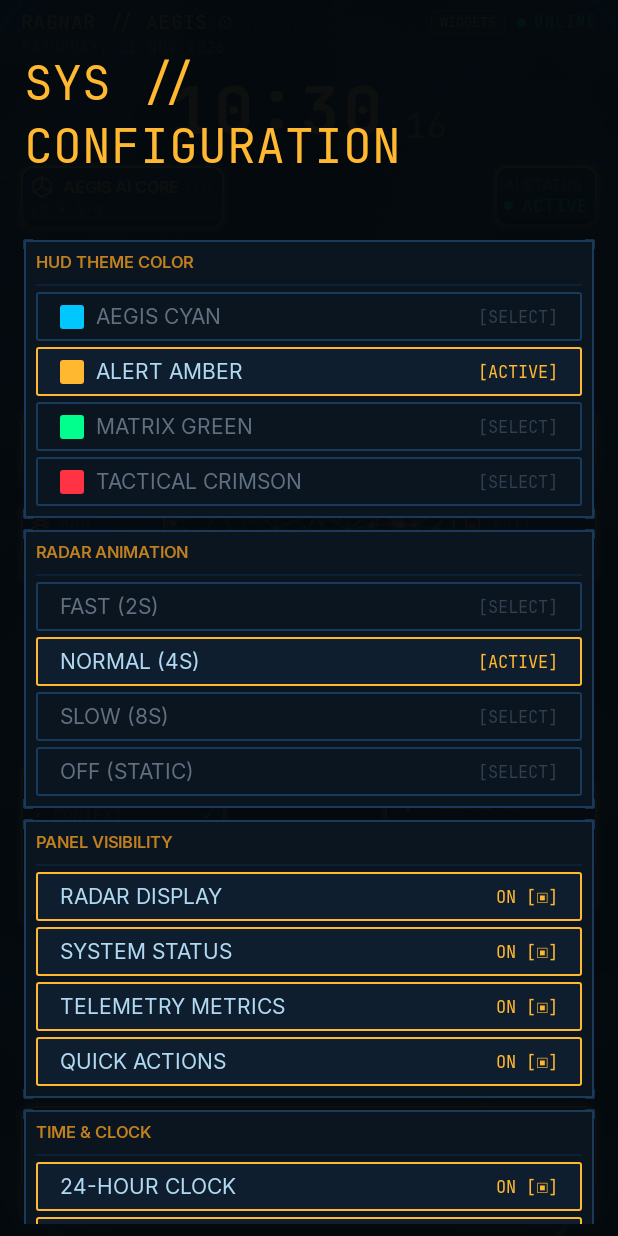
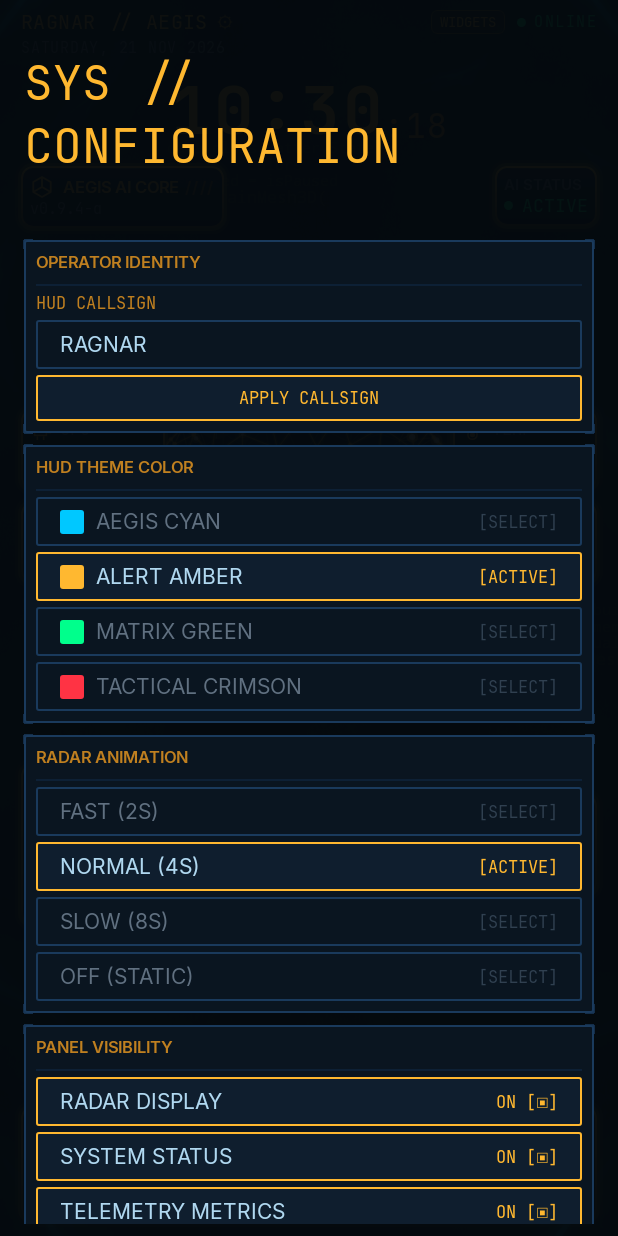
Before and after one commit to shubhash-singh/Aegis-HUD, an Android app built with Jetpack Compose: the screen it shows after launch (MainActivity), after a tap on "ALERT AMBER", on a phone screen of 412 x 824 dp. Run offline under Robolectric (Android 15) with nearby library versions, the phone set to English and light mode, and no system bars; 3 other taps on this screen came first.

Commit message:
Fix HUD telemetry and configurable callsign

```diff
--- a/app/src/main/kotlin/dev/ragnar/aegis/data/settings/DataStorePreferencesRepository.kt
+++ b/app/src/main/kotlin/dev/ragnar/aegis/data/settings/DataStorePreferencesRepository.kt
@@ -14,6 +14,7 @@ import dev.ragnar.aegis.domain.apps.AppSortOrder
 import dev.ragnar.aegis.domain.settings.AccentColor
 import dev.ragnar.aegis.domain.settings.AnimationSpeed
 import dev.ragnar.aegis.domain.settings.UserPreferences
+import dev.ragnar.aegis.domain.settings.normalizeOperatorName
 import kotlinx.coroutines.flow.Flow
 import kotlinx.coroutines.flow.catch
 import kotlinx.coroutines.flow.map
@@ -29,6 +30,7 @@ class DataStorePreferencesRepository(
 ) : PreferencesRepository {
 
     private object PreferencesKeys {
+        val OPERATOR_NAME = stringPreferencesKey("operator_name")
         val ACCENT_COLOR = stringPreferencesKey("accent_color")
         val ANIMATION_SPEED = stringPreferencesKey("animation_speed")
         val SHOW_RADAR = booleanPreferencesKey("show_radar")
@@ -58,6 +60,12 @@ class DataStorePreferencesRepository(
         .map { preferences ->
             mapUserPreferences(preferences)
         }
+
+    override suspend fun setOperatorName(name: String) {
+        context.dataStore.edit { preferences ->
+            preferences[PreferencesKeys.OPERATOR_NAME] = normalizeOperatorName(name)
+        }
+    }
 
     override suspend fun setAccentColor(accentColor: AccentColor) {
         context.dataStore.edit { preferences ->
@@ -201,6 +209,7 @@ class DataStorePreferencesRepository(
         val enabledRules = preferences[PreferencesKeys.ENABLED_CONTEXT_RULES]
             ?: dev.ragnar.aegis.domain.context.StandardContextRules.DEFAULT_ENABLED_IDS
         return UserPreferences(
+            operatorName = normalizeOperatorName(preferences[PreferencesKeys.OPERATOR_NAME].orEmpty()),
             accentColor = AccentColor.fromId(accentId),
             animationSpeed = AnimationSpeed.fromId(speedId),
             showRadar = preferences[PreferencesKeys.SHOW_RADAR] ?: true,
--- a/app/src/main/kotlin/dev/ragnar/aegis/data/settings/PreferencesRepository.kt
+++ b/app/src/main/kotlin/dev/ragnar/aegis/data/settings/PreferencesRepository.kt
@@ -12,6 +12,7 @@ import kotlinx.coroutines.flow.Flow
 interface PreferencesRepository {
     val userPreferences: Flow<UserPreferences>
 
+    suspend fun setOperatorName(name: String)
     suspend fun setAccentColor(accentColor: AccentColor)
     suspend fun setAnimationSpeed(speed: AnimationSpeed)
     suspend fun setShowRadar(show: Boolean)
--- a/app/src/main/kotlin/dev/ragnar/aegis/data/telemetry/AndroidSystemInfoRepository.kt
+++ b/app/src/main/kotlin/dev/ragnar/aegis/data/telemetry/AndroidSystemInfoRepository.kt
@@ -4,13 +4,17 @@ import android.app.ActivityManager
 import android.content.Context
 import android.content.pm.PackageManager
 import android.os.Environment
+import android.os.Process
 import android.os.StatFs
+import android.os.SystemClock
 import android.speech.SpeechRecognizer
 import dev.ragnar.aegis.domain.telemetry.IntelligenceState
 import dev.ragnar.aegis.domain.telemetry.SystemPerformanceState
 import kotlinx.coroutines.delay
 import kotlinx.coroutines.flow.Flow
 import kotlinx.coroutines.flow.flow
+import kotlinx.coroutines.flow.flowOn
+import kotlinx.coroutines.Dispatchers
 import java.io.RandomAccessFile
 
 /**
@@ -25,6 +29,8 @@ class AndroidSystemInfoRepository(
     override fun observeSystemPerformance(): Flow<SystemPerformanceState> = flow {
         var prevTotal: Long? = null
         var prevIdle: Long? = null
+        var prevProcessCpuMillis: Long? = null
+        var prevWallMillis: Long? = null
 
         while (true) {
             // 1. Memory
@@ -53,9 +59,7 @@ class AndroidSystemInfoRepository(
             // 3. CPU utilization
             var cpuPercent: Int? = null
             try {
-                val statFile = RandomAccessFile("/proc/stat", "r")
-                val loadLine = statFile.readLine()
-                statFile.close()
+                val loadLine = RandomAccessFile("/proc/stat", "r").use { it.readLine() }
                 if (loadLine != null && loadLine.startsWith("cpu ")) {
                     val tokens = loadLine.split("\\s+".toRegex()).drop(1)
                     if (tokens.size >= 7) {
@@ -82,9 +86,26 @@ class AndroidSystemInfoRepository(
                     }
                 }
             } catch (_: Exception) {
-                // /proc/stat access denied on Android 8+ due to SELinux policy
-                // Per DEC-009, leave null ("---") rather than fabricating numbers
-                cpuPercent = null
+                // Some Android builds restrict /proc/stat. Fall through to a real process-level sample.
+            }
+
+            if (cpuPercent == null) {
+                // This is the launcher process's actual CPU time, not a simulated system value. It keeps
+                // the CPU HUD informative on devices that deny access to system-wide /proc statistics.
+                val processCpuMillis = Process.getElapsedCpuTime()
+                val wallMillis = SystemClock.elapsedRealtime()
+                val previousCpu = prevProcessCpuMillis
+                val previousWall = prevWallMillis
+                if (previousCpu != null && previousWall != null) {
+                    val elapsedWall = wallMillis - previousWall
+                    if (elapsedWall > 0L) {
+                        cpuPercent = (((processCpuMillis - previousCpu) * 100L) / elapsedWall)
+                            .toInt()
+                            .coerceIn(0, 100)
+                    }
+                }
+                prevProcessCpuMillis = processCpuMillis
+                prevWallMillis = wallMillis
             }
 
             emit(
@@ -99,7 +120,7 @@ class AndroidSystemInfoRepository(
 
             delay(2500)
         }
-    }
+    }.flowOn(Dispatchers.IO)
 
     override fun getIntelligenceState(): IntelligenceState {
         val hasVoice = try {
--- a/app/src/main/kotlin/dev/ragnar/aegis/domain/settings/UserPreferences.kt
+++ b/app/src/main/kotlin/dev/ragnar/aegis/domain/settings/UserPreferences.kt
@@ -68,6 +68,7 @@ enum class AnimationSpeed(
  * Immutable user configuration snapshot for the AEGIS HUD launcher.
  */
 data class UserPreferences(
+    val operatorName: String = DEFAULT_OPERATOR_NAME,
     val accentColor: AccentColor = AccentColor.Cyan,
     val animationSpeed: AnimationSpeed = AnimationSpeed.Normal,
     val showRadar: Boolean = true,
@@ -85,3 +86,15 @@ data class UserPreferences(
     val swipeDownEnabled: Boolean = true,
     val longPressEnabled: Boolean = true,
 )
+
+const val DEFAULT_OPERATOR_NAME = "RAGNAR"
+
+/** Keeps the callsign legible in the compact HUD and makes an empty name safely recoverable. */
+fun normalizeOperatorName(value: String): String {
+    return value
+        .trim()
+        .filter { it.isLetterOrDigit() || it == ' ' || it == '-' || it == '_' }
+        .take(18)
+        .uppercase()
+        .ifBlank { DEFAULT_OPERATOR_NAME }
+}
--- a/app/src/main/kotlin/dev/ragnar/aegis/ui/home/HomeScreen.kt
+++ b/app/src/main/kotlin/dev/ragnar/aegis/ui/home/HomeScreen.kt
@@ -329,6 +329,7 @@ fun HomeScreen(
                 Column {
                     TopBar(
                         clockState = clockState,
+                        operatorName = preferences.operatorName,
                         showSeconds = preferences.showClockSeconds,
                         onSettingsClick = { isSettingsVisible = true },
                         onWidgetDeckClick = { widgetHostViewModel.toggleDeck(true) },
@@ -394,7 +395,6 @@ fun HomeScreen(
                         FloatingTelemetryPanel(
                             batteryTemperatureLabel = telemetryState.batteryTemperatureLabel,
                             uptimeFormatted = telemetryState.uptimeFormatted,
-                            batteryVoltageMv = telemetryState.battery.voltageMv,
                         )
                     }
                 }
@@ -458,6 +458,7 @@ fun HomeScreen(
         if (isSettingsVisible) {
             SettingsSheet(
                 preferences = preferences,
+                onOperatorNameChange = settingsViewModel::setOperatorName,
                 onAccentColorChange = settingsViewModel::setAccentColor,
                 onAnimationSpeedChange = settingsViewModel::setAnimationSpeed,
                 onToggleRadar = settingsViewModel::setShowRadar,
--- a/app/src/main/kotlin/dev/ragnar/aegis/ui/home/TopBar.kt
+++ b/app/src/main/kotlin/dev/ragnar/aegis/ui/home/TopBar.kt
@@ -30,13 +30,14 @@ import dev.ragnar.aegis.ui.theme.AegisTheme
 /**
  * Top bar header zone matching the reference design:
  *
- * Line 1: RAGNAR // AEGIS (left)          ● ONLINE (right)
+ * Line 1: [callsign] // AEGIS (left)      ● ONLINE (right)
  * Line 2: SATURDAY, 21 NOV 2026 (left)
  * Line 3:               22:20:18 (centered prominent digital clock)
  */
 @Composable
 fun TopBar(
     clockState: ClockState,
+    operatorName: String = "RAGNAR",
     modifier: Modifier = Modifier,
     showSeconds: Boolean = true,
     onSettingsClick: (() -> Unit)? = null,
@@ -52,7 +53,7 @@ fun TopBar(
             .fillMaxWidth()
             .semantics { contentDescription = "HUD Top Bar" },
     ) {
-        // Line 1: RAGNAR // AEGIS on left, ● ONLINE on right
+        // Line 1: configurable callsign on left, ● ONLINE on right
         Row(
             modifier = Modifier.fillMaxWidth(),
             horizontalArrangement = Arrangement.SpaceBetween,
@@ -67,7 +68,7 @@ fun TopBar(
                 } else Modifier,
             ) {
                 Text(
-                    text = "RAGNAR // AEGIS",
+                    text = "$operatorName // AEGIS",
                     style = typography.telemetry.copy(fontSize = 13.sp, letterSpacing = 1.sp),
                     color = colors.cyan,
                 )
--- a/app/src/main/kotlin/dev/ragnar/aegis/ui/home/panels/FloatingSystemStatusPanel.kt
+++ b/app/src/main/kotlin/dev/ragnar/aegis/ui/home/panels/FloatingSystemStatusPanel.kt
@@ -29,7 +29,7 @@ import dev.ragnar.aegis.ui.theme.AegisTheme
  * [StackIcon] SYSTEM STATUS
  * ───────────────────────────────────────
  * ● NETWORK           │ ● STORAGE
- * WIFI                │ ONLINE
+ * WIFI                │ 42.3/128 GB
  * 0kb/s↓ 0kb/s↑       │
  */
 @Composable
@@ -112,9 +112,9 @@ fun FloatingSystemStatusPanel(
                 }
                 Spacer(modifier = Modifier.height(2.dp))
                 Text(
-                    text = "ONLINE",
+                    text = storageStatusLabel,
                     style = typography.telemetry.copy(fontSize = 12.sp),
-                    color = green,
+                    color = if (storageStatusLabel == "---") colors.textMuted else green,
                 )
             }
         }
--- a/app/src/main/kotlin/dev/ragnar/aegis/ui/home/panels/FloatingTelemetryPanel.kt
+++ b/app/src/main/kotlin/dev/ragnar/aegis/ui/home/panels/FloatingTelemetryPanel.kt
@@ -15,7 +15,6 @@ import androidx.compose.ui.unit.sp
 import dev.ragnar.aegis.ui.components.HudBatteryIcon
 import dev.ragnar.aegis.ui.components.HudClockIcon
 import dev.ragnar.aegis.ui.components.HudTelemetryIcon
-import dev.ragnar.aegis.ui.components.HudVoltageIcon
 import dev.ragnar.aegis.ui.theme.AegisTheme
 
 /**
@@ -25,13 +24,11 @@ import dev.ragnar.aegis.ui.theme.AegisTheme
  * [WaveIcon] TELEMETRY
  * [BattIcon]  BATT TEMP   37.0°C
  * [ClockIcon] UPTIME      2H 49M
- * [VoltIcon]  VOLTAGE     3.88V
  */
 @Composable
 fun FloatingTelemetryPanel(
     batteryTemperatureLabel: String,
     uptimeFormatted: String,
-    batteryVoltageMv: Int?,
     modifier: Modifier = Modifier,
 ) {
     val panelWidth = 125.dp
@@ -55,14 +52,6 @@ fun FloatingTelemetryPanel(
                 icon = { HudClockIcon(modifier = Modifier.width(12.dp)) },
                 label = "UPTIME",
                 value = uptimeFormatted,
-            )
-            val voltStr = batteryVoltageMv?.let {
-                "%.2fV".format(it / 1000f)
-            } ?: "---"
-            TelemetryItem(
-                icon = { HudVoltageIcon(modifier = Modifier.width(12.dp)) },
-                label = "VOLTAGE",
-                value = voltStr,
             )
         }
     }
--- a/app/src/main/kotlin/dev/ragnar/aegis/ui/settings/SettingsSheet.kt
+++ b/app/src/main/kotlin/dev/ragnar/aegis/ui/settings/SettingsSheet.kt
@@ -18,14 +18,23 @@ import androidx.compose.foundation.layout.width
 import androidx.compose.foundation.layout.windowInsetsPadding
 import androidx.compose.foundation.rememberScrollState
 import androidx.compose.foundation.shape.RoundedCornerShape
+import androidx.compose.foundation.text.BasicTextField
+import androidx.compose.foundation.text.KeyboardActions
+import androidx.compose.foundation.text.KeyboardOptions
 import androidx.compose.foundation.verticalScroll
 import androidx.compose.material3.Text
 import androidx.compose.runtime.Composable
+import androidx.compose.runtime.getValue
+import androidx.compose.runtime.mutableStateOf
+import androidx.compose.runtime.remember
+import androidx.compose.runtime.setValue
 import androidx.compose.ui.Alignment
 import androidx.compose.ui.Modifier
 import androidx.compose.ui.graphics.Color
 import androidx.compose.ui.semantics.contentDescription
 import androidx.compose.ui.semantics.semantics
+import androidx.compose.ui.text.input.ImeAction
+import androidx.compose.ui.text.input.KeyboardCapitalization
 import androidx.compose.ui.text.style.TextAlign
 import dev.ragnar.aegis.domain.apps.AppSortOrder
 import dev.ragnar.aegis.domain.settings.AccentColor
@@ -40,6 +49,7 @@ import dev.ragnar.aegis.ui.theme.AegisTheme
 @Composable
 fun SettingsSheet(
     preferences: UserPreferences,
+    onOperatorNameChange: (String) -> Unit = {},
     onAccentColorChange: (AccentColor) -> Unit,
     onAnimationSpeedChange: (AnimationSpeed) -> Unit,
     onToggleRadar: (Boolean) -> Unit,
@@ -67,6 +77,7 @@ fun SettingsSheet(
     val colors = AegisTheme.colors
     val typography = AegisTheme.typography
     val spacing = AegisTheme.spacing
+    var callsignDraft by remember(preferences.operatorName) { mutableStateOf(preferences.operatorName) }
 
     Box(
         modifier = modifier
@@ -110,7 +121,52 @@ fun SettingsSheet(
 
             Spacer(modifier = Modifier.height(spacing.md))
 
-            // 1. Accent Color
+            // 1. Operator Identity
+            HudPanel(title = "Operator Identity") {
+                Column(verticalArrangement = Arrangement.spacedBy(spacing.xs)) {
+                    Text(
+                        text = "HUD CALLSIGN",
+                        style = typography.telemetryLabel,
+                        color = colors.cyanDim,
+                    )
+                    BasicTextField(
+                        value = callsignDraft,
+                        onValueChange = { callsignDraft = it.take(18) },
+                        modifier = Modifier
+                            .fillMaxWidth()
+                            .background(colors.surface, RoundedCornerShape(spacing.panelCornerRadius))
+                            .border(spacing.panelBorderWidth, colors.border, RoundedCornerShape(spacing.panelCornerRadius))
+                            .padding(horizontal = spacing.md, vertical = spacing.sm)
+                            .semantics { contentDescription = "HUD callsign" },
+                        singleLine = true,
+                        textStyle = typography.body.copy(color = colors.textPrimary),
+                        keyboardOptions = KeyboardOptions(
+                            capitalization = KeyboardCapitalization.Characters,
+                            imeAction = ImeAction.Done,
+                        ),
+                        keyboardActions = KeyboardActions(onDone = { onOperatorNameChange(callsignDraft) }),
+                    )
+                    Box(
+                        modifier = Modifier
+                            .fillMaxWidth()
+                            .background(colors.surfaceElevated, RoundedCornerShape(spacing.panelCornerRadius))
+                            .border(spacing.panelBorderWidth, colors.borderActive, RoundedCornerShape(spacing.panelCornerRadius))
+                            .clickable { onOperatorNameChange(callsignDraft) }
+                            .padding(vertical = spacing.sm),
+                        contentAlignment = Alignment.Center,
+                    ) {
+                        Text(
+                            text = "APPLY CALLSIGN",
+                            style = typography.telemetryLabel,
+                            color = colors.cyan,
+                        )
+                    }
+                }
+            }
+
+            Spacer(modifier = Modifier.height(spacing.sm))
+
+            // 2. Accent Color
             HudPanel(title = "HUD Theme Color") {
                 Column(verticalArrangement = Arrangement.spacedBy(spacing.xs)) {
                     AccentColor.entries.forEach { accent ->
--- a/app/src/main/kotlin/dev/ragnar/aegis/ui/settings/SettingsViewModel.kt
+++ b/app/src/main/kotlin/dev/ragnar/aegis/ui/settings/SettingsViewModel.kt
@@ -27,6 +27,12 @@ class SettingsViewModel(
         started = SharingStarted.Eagerly,
         initialValue = UserPreferences(),
     )
+
+    fun setOperatorName(name: String) {
+        viewModelScope.launch {
+            preferencesRepository.setOperatorName(name)
+        }
+    }
 
     fun setAccentColor(accentColor: AccentColor) {
         viewModelScope.launch {
```
Also changed, not shown: app/src/main/kotlin/dev/ragnar/aegis/ui/telemetry/TelemetryViewModel.kt (+6 -6 lines), 6 other files.
